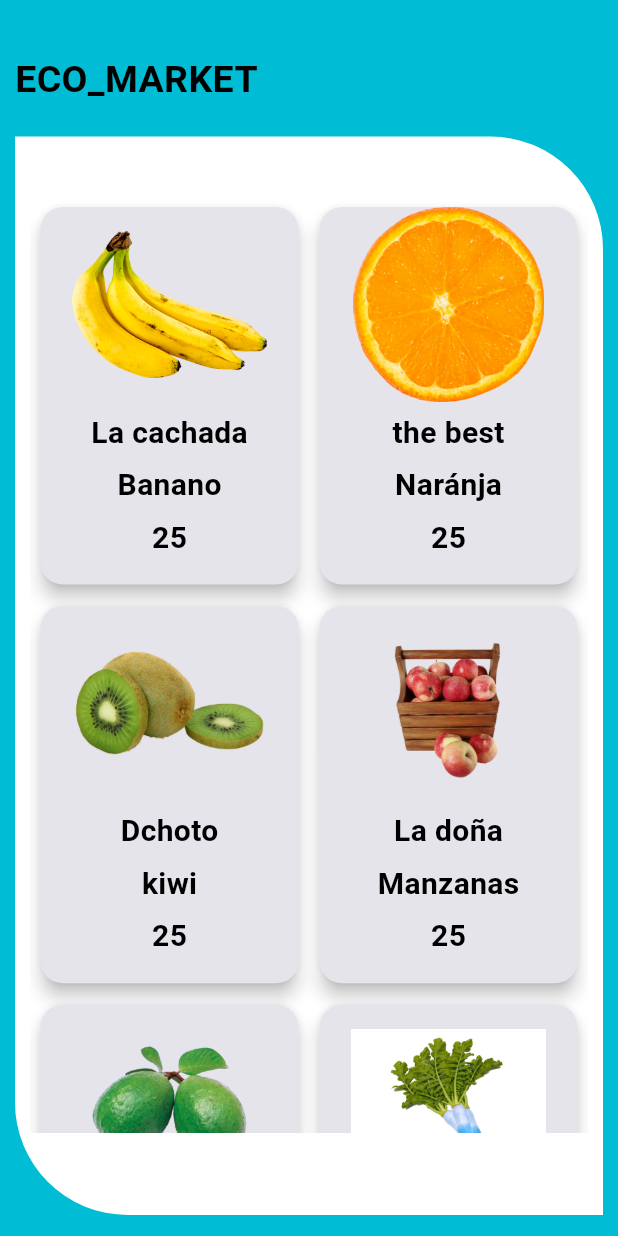
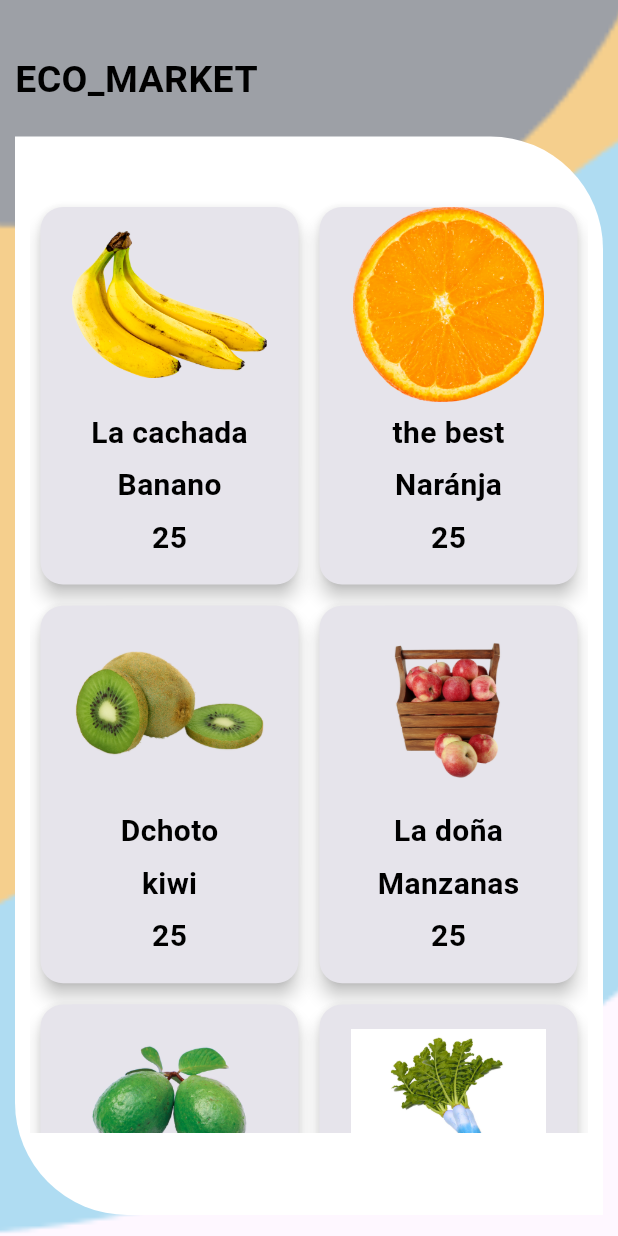
Before and after one commit to EQuinteros11/ECO_MARKET, a Flutter app: the ClienteOfertas screen opened directly, on a phone screen of 412 x 824 dp. Run offline on Flutter 3.47's test engine with Material 2 defaults, Android fonts, the phone set to English and light mode, and no system bars; our stand-ins replace firebase_auth, firebase_core, mask_text_input_formatter; accounts and stored records are empty; project files that could hold a hidden picture were left out.

Commit message:
Vista Ofertas Cliente con fondo

```diff
--- a/lib/Cliente/cliente_ofertas.dart
+++ b/lib/Cliente/cliente_ofertas.dart
@@ -13,8 +13,15 @@ class _ClienteOfertasState extends State<ClienteOfertas> {
   @override
   Widget build(BuildContext context) {
     return Scaffold(
-      backgroundColor: Colors.cyan,
-      body: ListView(
+
+      body: Container(
+        decoration: const BoxDecoration(
+            image: DecorationImage(
+                image: AssetImage("assets/imagenescliente/VistaPrincipal.png"),
+                fit: BoxFit.cover
+            )
+        ),
+       child : ListView(
           padding: EdgeInsets.all(10.0),
           children: <Widget>[
 
@@ -68,7 +75,7 @@ class _ClienteOfertasState extends State<ClienteOfertas> {
 
             ),
           ]
-      ),
+      ),),
     );
   }
   Widget _ComidaItem(String nombre, int precio,String tienda, String imagen){
```
Also changed, not shown: lib/Cliente/cliente_detalle_pagina_ofertas.dart (+19 -4 lines).
